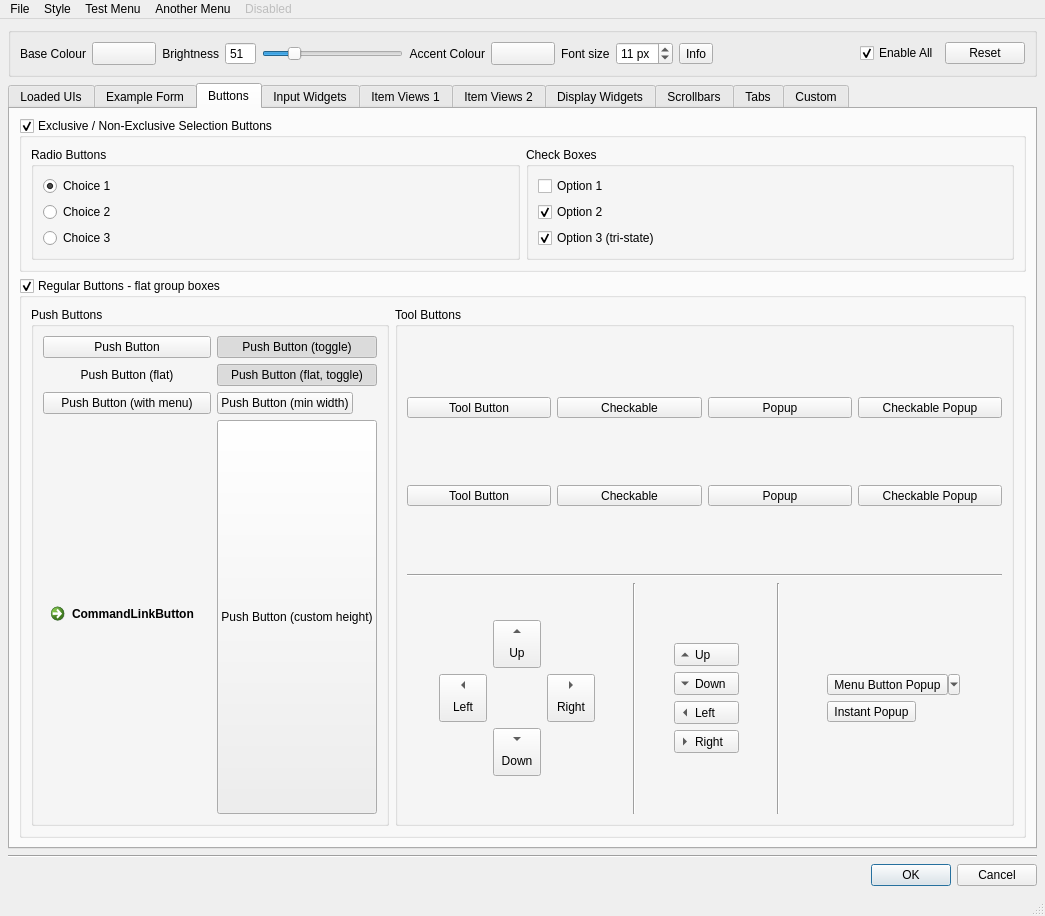
This is src/forms/style_test.ui in mjbonnington/uistyle as Qt 5 draws it before an edit. The edited form follows.
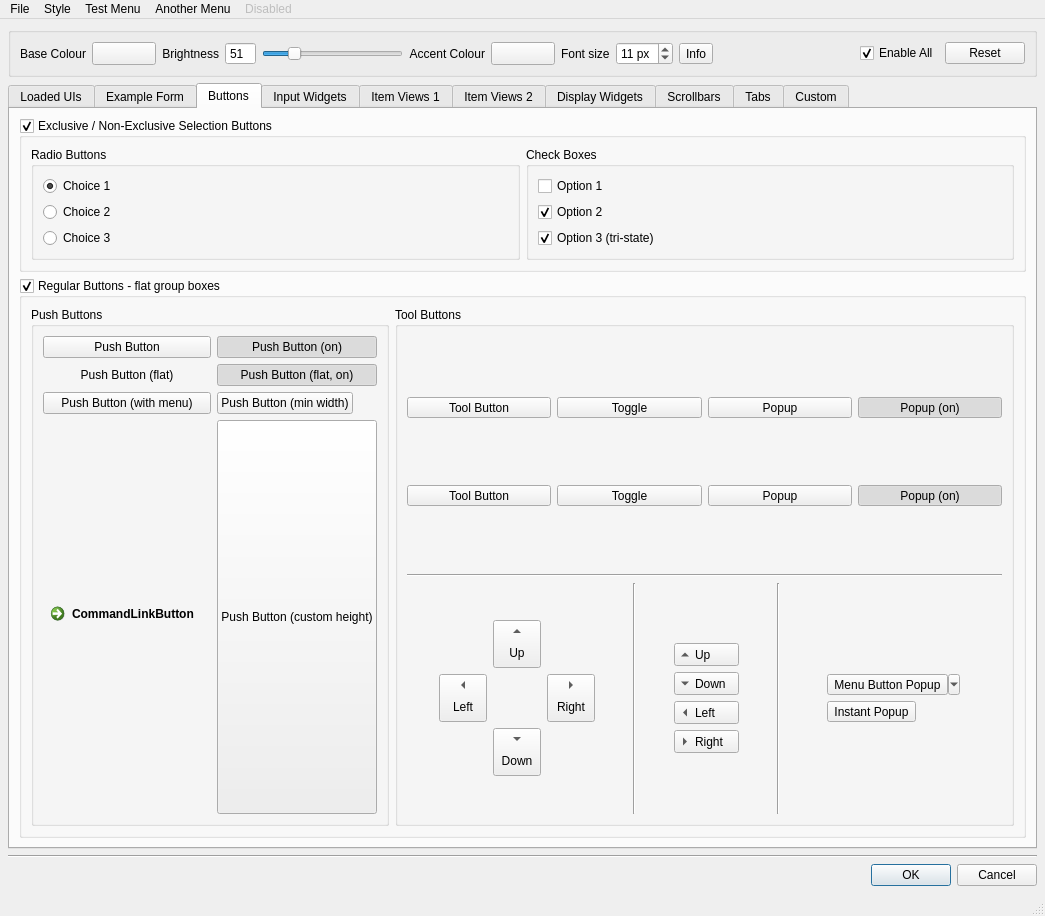
This is the edited form. The open tabs and pages were chosen to show the change.

Commit message: Better button incon states

What changed in the file:
```diff
--- a/src/forms/style_test.ui
+++ b/src/forms/style_test.ui
@@ -834,7 +834,7 @@
               <item row="0" column="1">
                <widget class="QPushButton" name="pushButton_3">
                 <property name="text">
-                 <string>Push Button (toggle)</string>
+                 <string>Push Button (on)</string>
                 </property>
                 <property name="checkable">
                  <bool>true</bool>
@@ -892,7 +892,7 @@
               <item row="1" column="1">
                <widget class="QPushButton" name="pushButton_6">
                 <property name="text">
-                 <string>Push Button (flat, toggle)</string>
+                 <string>Push Button (flat, on)</string>
                 </property>
                 <property name="checkable">
                  <bool>true</bool>
@@ -995,7 +995,7 @@
                     </sizepolicy>
                    </property>
                    <property name="text">
-                    <string>Checkable Popup</string>
+                    <string>Popup (on)</string>
                    </property>
                    <property name="iconSize">
                     <size>
@@ -1006,6 +1006,9 @@
                    <property name="checkable">
                     <bool>true</bool>
                    </property>
+                   <property name="checked">
+                    <bool>true</bool>
+                   </property>
                    <property name="popupMode">
                     <enum>QToolButton::InstantPopup</enum>
                    </property>
@@ -1023,7 +1026,7 @@
                     </sizepolicy>
                    </property>
                    <property name="text">
-                    <string>Checkable</string>
+                    <string>Toggle</string>
                    </property>
                    <property name="iconSize">
                     <size>
@@ -1117,7 +1120,7 @@
                     </sizepolicy>
                    </property>
                    <property name="text">
-                    <string>Checkable</string>
+                    <string>Toggle</string>
                    </property>
                    <property name="checkable">
                     <bool>true</bool>
@@ -1155,11 +1158,14 @@
                     </sizepolicy>
                    </property>
                    <property name="text">
-                    <string>Checkable Popup</string>
+                    <string>Popup (on)</string>
                    </property>
                    <property name="checkable">
                     <bool>true</bool>
                    </property>
+                   <property name="checked">
+                    <bool>true</bool>
+                   </property>
                    <property name="popupMode">
                     <enum>QToolButton::InstantPopup</enum>
                    </property>
```
Left out of the diff: 180 changed lines with no effect on the pictures. The commit also changes 3 other files.
